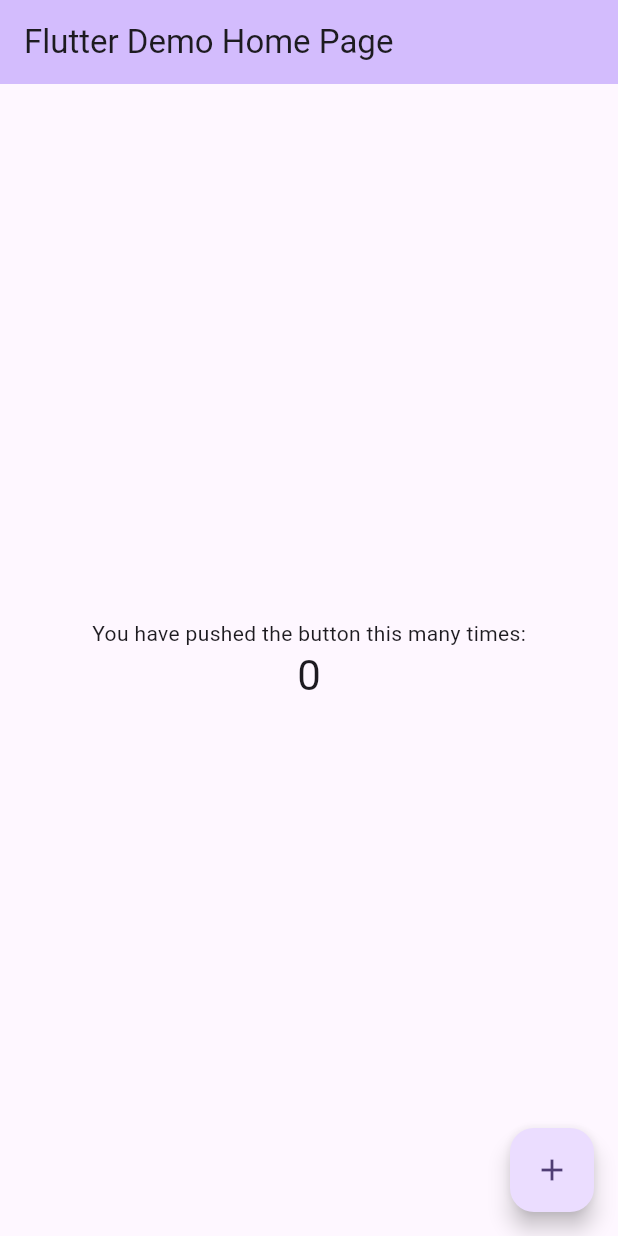
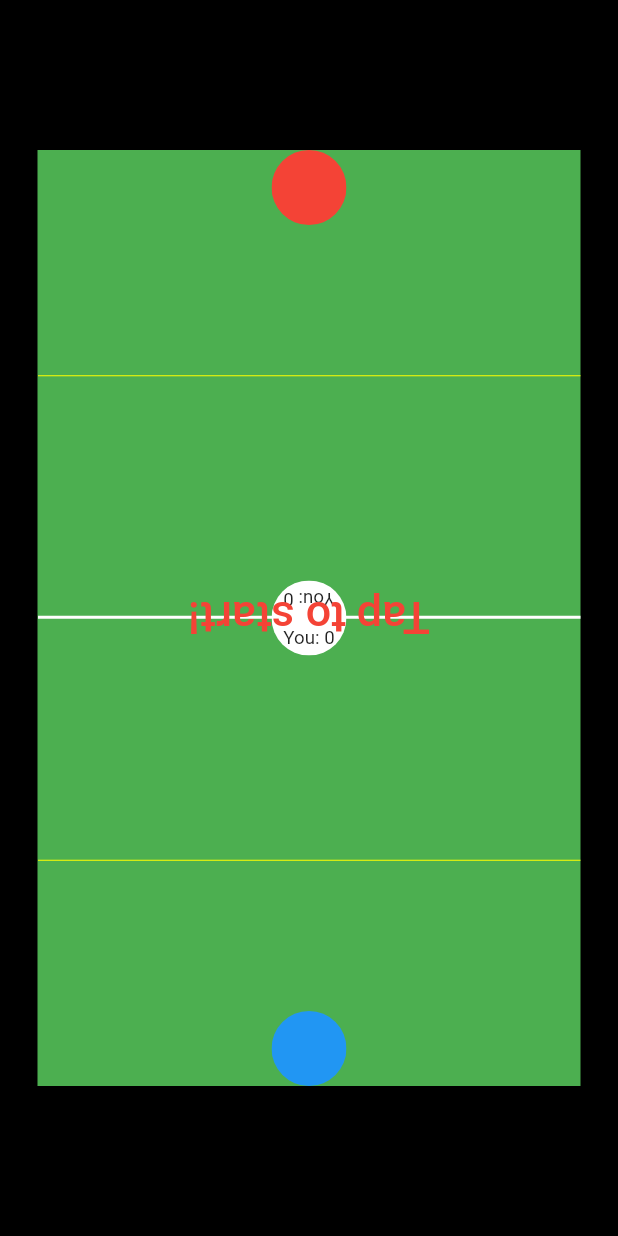
Before and after one commit to hngx-org/team-hurricane-hockey, a Flutter app: the screen it shows after launch, on a phone screen of 412 x 824 dp. Run offline on Flutter 3.47's test engine with Material 2 defaults, Android fonts, the phone set to English and light mode, and no system bars.

Commit message:
added: starting point

```diff
--- /dev/null
+++ b/lib/constants.dart
@@ -0,0 +1,4 @@
+const playerSize = 50.0;
+const playerRadius = playerSize / 2;
+const ballSize = 50.0;
+const ballRadius = ballSize / 2;
--- a/lib/main.dart
+++ b/lib/main.dart
@@ -1,4 +1,5 @@
 import 'package:flutter/material.dart';
+import 'package:team_hurricane_hockey/screens/home_page.dart';
 
 void main() {
   runApp(const MyApp());
@@ -7,119 +8,17 @@ void main() {
 class MyApp extends StatelessWidget {
   const MyApp({super.key});
 
-  // This widget is the root of your application.
   @override
   Widget build(BuildContext context) {
     return MaterialApp(
-      title: 'Flutter Demo',
+      debugShowCheckedModeBanner: false,
+      title: 'Hurricane Hockey',
       theme: ThemeData(
-        // This is the theme of your application.
-        //
-        // TRY THIS: Try running your application with "flutter run". You'll see
-        // the application has a blue toolbar. Then, without quitting the app,
-        // try changing the seedColor in the colorScheme below to Colors.green
-        // and then invoke "hot reload" (save your changes or press the "hot
-        // reload" button in a Flutter-supported IDE, or press "r" if you used
-        // the command line to start the app).
-        //
-        // Notice that the counter didn't reset back to zero; the application
-        // state is not lost during the reload. To reset the state, use hot
-        // restart instead.
-        //
-        // This works for code too, not just values: Most code changes can be
-        // tested with just a hot reload.
-        colorScheme: ColorScheme.fromSeed(seedColor: Colors.deepPurple),
-        useMaterial3: true,
+        primarySwatch: Colors.blue,
+        dividerColor: Colors.yellowAccent,
+        dividerTheme: const DividerThemeData(space: 1),
       ),
-      home: const MyHomePage(title: 'Flutter Demo Home Page'),
+      home: const MyHomePage(),
     );
   }
 }
-
-class MyHomePage extends StatefulWidget {
-  const MyHomePage({super.key, required this.title});
-
-  // This widget is the home page of your application. It is stateful, meaning
-  // that it has a State object (defined below) that contains fields that affect
-  // how it looks.
-
-  // This class is the configuration for the state. It holds the values (in this
-  // case the title) provided by the parent (in this case the App widget) and
-  // used by the build method of the State. Fields in a Widget subclass are
-  // always marked "final".
-
-  final String title;
-
-  @override
-  State<MyHomePage> createState() => _MyHomePageState();
-}
-
-class _MyHomePageState extends State<MyHomePage> {
-  int _counter = 0;
-
-  void _incrementCounter() {
-    setState(() {
-      // This call to setState tells the Flutter framework that something has
-      // changed in this State, which causes it to rerun the build method below
-      // so that the display can reflect the updated values. If we changed
-      // _counter without calling setState(), then the build method would not be
-      // called again, and so nothing would appear to happen.
-      _counter++;
-    });
-  }
-
-  @override
-  Widget build(BuildContext context) {
-    // This method is rerun every time setState is called, for instance as done
-    // by the _incrementCounter method above.
-    //
-    // The Flutter framework has been optimized to make rerunning build methods
-    // fast, so that you can just rebuild anything that needs updating rather
-    // than having to individually change instances of widgets.
-    return Scaffold(
-      appBar: AppBar(
-        // TRY THIS: Try changing the color here to a specific color (to
-        // Colors.amber, perhaps?) and trigger a hot reload to see the AppBar
-        // change color while the other colors stay the same.
-        backgroundColor: Theme.of(context).colorScheme.inversePrimary,
-        // Here we take the value from the MyHomePage object that was created by
-        // the App.build method, and use it to set our appbar title.
-        title: Text(widget.title),
-      ),
-      body: Center(
-        // Center is a layout widget. It takes a single child and positions it
-        // in the middle of the parent.
-        child: Column(
-          // Column is also a layout widget. It takes a list of children and
-          // arranges them vertically. By default, it sizes itself to fit its
-          // children horizontally, and tries to be as tall as its parent.
-          //
-          // Column has various properties to control how it sizes itself and
-          // how it positions its children. Here we use mainAxisAlignment to
-          // center the children vertically; the main axis here is the vertical
-          // axis because Columns are vertical (the cross axis would be
-          // horizontal).
-          //
-          // TRY THIS: Invoke "debug painting" (choose the "Toggle Debug Paint"
-          // action in the IDE, or press "p" in the console), to see the
-          // wireframe for each widget.
-          mainAxisAlignment: MainAxisAlignment.center,
-          children: <Widget>[
-            const Text(
-              'You have pushed the button this many times:',
-            ),
-            Text(
-              '$_counter',
-              style: Theme.of(context).textTheme.headlineMedium,
-            ),
-          ],
-        ),
-      ),
-      floatingActionButton: FloatingActionButton(
-        onPressed: _incrementCounter,
-        tooltip: 'Increment',
-        child: const Icon(Icons.add),
-      ), // This trailing comma makes auto-formatting nicer for build methods.
-    );
-  }
-}
--- /dev/null
+++ b/lib/models/player.dart
@@ -0,0 +1,24 @@
+import 'package:flutter/material.dart';
+import 'package:team_hurricane_hockey/constants.dart';
+
+
+
+class Player {
+  double left = 0;
+  double right = 0;
+  double top = 0;
+  double bottom = 0;
+  double centerX = 0;
+  double centerY = 0;
+  double shotX = 0;
+  double shotY = 0;
+  int score = 0;
+  final String name;
+  final double size = playerSize;
+  final Color color;
+
+  Player({
+    required this.name,
+    required this.color,
+  });
+}
--- /dev/null
+++ b/lib/models/puck.dart
@@ -0,0 +1,22 @@
+import 'package:flutter/material.dart';
+import 'package:team_hurricane_hockey/constants.dart';
+
+class Puck {
+  double left = 0;
+  double right = 0;
+  double top = 0;
+  double bottom = 0;
+  double centerX = 0;
+  double centerY = 0;
+  double shotX = 0;
+  double shotY = 0;
+  int score = 0;
+  final String name;
+  final double size = playerSize;
+  final Color color;
+
+  Puck({
+    required this.name,
+    required this.color,
+  });
+}
--- /dev/null
+++ b/lib/screens/home_page.dart
@@ -0,0 +1,349 @@
+import 'dart:math';
+
+import 'package:flutter/material.dart';
+import 'package:flutter/services.dart';
+import 'package:team_hurricane_hockey/constants.dart';
+import 'package:team_hurricane_hockey/models/player.dart';
+import 'package:team_hurricane_hockey/models/puck.dart';
+import 'package:team_hurricane_hockey/screens/widgets/player.dart';
+
+class MyHomePage extends StatefulWidget {
+  const MyHomePage({Key? key}) : super(key: key);
+
+  @override
+  State<MyHomePage> createState() => _MyHomePageState();
+}
+
+class _MyHomePageState extends State<MyHomePage> {
+  // player 1 & 2 and ball variables
+  Player player1 = Player(color: Colors.red, name: "red");
+  Player player2 = Player(name: "blue", color: Colors.blue);
+  Puck ball = Puck(name: "ball", color: Colors.white);
+
+  // ball attributes
+  late double xSpeed;
+  late double ySpeed;
+
+  // table attributes
+  late final double tableHeight;
+  late final double tableWidth;
+
+  // Start text attributes
+  String textStart = 'Tap to start!';
+  final textStartHeight = 120.0;
+  final textStartWidth = 480.0;
+  double textStartFontSize = 30.0;
+  late final double textStartTop;
+  late final double textStartLeft;
+
+  // global attributes
+  late String turn;
+  bool gameIsStarted = false;
+  bool gameIsFinished = false;
+  bool showStartText = true;
+  late double distanceBall2P1;
+  late double distanceBall2P2;
+  int gameEndsAt = 10;
+
+  double pythagoras(double a, double b) {
+    return sqrt(pow(a, 2).toDouble() + pow(b, 2).toDouble());
+  }
+
+  void nextRound(String player) {
+    player == player1.name ? player1.score++ : player2.score++;
+    turn = player == player1.name ? player2.name : player1.name;
+    xSpeed = 0;
+    ySpeed = 0;
+    showStartText = true;
+    if (player1.score == gameEndsAt) {
+      textStart = "${player1.name} Wins";
+      textStartFontSize *= 2;
+      turn = player1.name;
+      gameIsFinished = true;
+    } else if (player2.score == gameEndsAt) {
+      textStart = "${player2.name} Wins";
+      textStartFontSize *= 2;
+      turn = player2.name;
+      gameIsFinished = true;
+    }
+    ball.left = (tableWidth / 2) - ballRadius;
+    ball.top = (tableHeight / 2) - ballRadius;
+  }
+
+  void doTheMathWork() {
+    player1.right = player1.left + playerSize;
+    player1.bottom = player1.top + playerSize;
+    player1.centerX = player1.left + playerRadius;
+    player1.centerY = player1.top + playerRadius;
+    player2.right = player2.left + playerSize;
+    player2.bottom = player2.top + playerSize;
+    player2.centerX = player2.left + playerRadius;
+    player2.centerY = player2.top + playerRadius;
+    ball.right = ball.left + ball.size;
+    ball.bottom = ball.top + ball.size;
+    ball.centerX = ball.left + ballRadius;
+    ball.centerY = ball.top + ballRadius;
+    distanceBall2P1 = pythagoras(
+        ball.centerX - player1.centerX, ball.centerY - player1.centerY);
+    distanceBall2P2 = pythagoras(
+        ball.centerX - player2.centerX, ball.centerY - player2.centerY);
+
+    // Player1 (top player) calculations
+    if (distanceBall2P1 <= playerRadius + ballRadius) {
+      xSpeed =
+          (ball.centerX - player1.centerX) / (ball.centerY - player1.centerY);
+      if (player1.shotX != 0) {
+        xSpeed = 5 * player1.shotX;
+        ySpeed = 5 * player1.shotY;
+      }
+      xSpeed = xSpeed > 10 ? 10 : xSpeed;
+      ySpeed = 1 / xSpeed.abs();
+      ySpeed = ySpeed > 5 ? 5 : ySpeed;
+    }
+
+    // Player2 (bottom player) calculations
+    else if (distanceBall2P2 <= playerRadius + ballRadius) {
+      xSpeed =
+          -(ball.centerX - player2.centerX) / (ball.centerY - player2.centerY);
+      if (player2.shotX != 0) {
+        xSpeed = 5 * player2.shotX;
+        ySpeed = 5 * player2.shotY;
+      }
+      xSpeed = xSpeed < -10 ? -10 : xSpeed;
+      ySpeed = -1 / xSpeed.abs();
+      ySpeed = ySpeed < (-5) ? (-5) : ySpeed;
+    }
+  }
+
+  // AI Logic for player2 (defending its house)
+  void defendGoal() {
+    // Calculate the desired defensive position for player2.
+    double desiredX = ball.centerX;
+
+    // Adjust desiredX to stay within the game table boundaries.
+    desiredX = desiredX < player2.size / 2
+        ? player2.size / 2
+        : desiredX > tableWidth - player2.size / 2
+            ? tableWidth - player2.size / 2
+            : desiredX;
+
+    // Move player2 towards the desiredX position.
+    if (player2.centerX < desiredX) {
+      player2.left += 3.0; // Adjust the speed of player2's movement.
+    } else if (player2.centerX > desiredX) {
+      player2.left -= 3.0; // Adjust the speed of player2's movement.
+    }
+
+    // Ensure player2 stays within the horizontal boundaries.
+    player2.left = player2.left < 0 ? 0 : player2.left;
+    player2.left = player2.left > (tableWidth - player2.size)
+        ? (tableWidth - player2.size)
+        : player2.left;
+
+    setState(() {}); // Update the UI to reflect player2's new position.
+  }
+
+  @override
+  Widget build(BuildContext context) {
+    SystemChrome.setPreferredOrientations([
+      DeviceOrientation.portraitUp,
+    ]);
+    double sWidth = MediaQuery.of(context).size.width;
+    double sHeight = MediaQuery.of(context).size.height;
+
+    if (!gameIsStarted) {
+      player1.score = 0;
+      player2.score = 0;
+      tableWidth = sWidth - playerSize;
+      tableHeight = sHeight - 4 * playerSize;
+      player1.left = tableWidth / 2 - playerRadius;
+      player1.top = 0;
+      player2.left = tableWidth / 2 - playerRadius;
+      player2.top = tableHeight - playerSize;
+      textStartLeft = tableWidth / 2 - textStartWidth / 2;
+      textStartTop = tableHeight / 2 - textStartHeight / 2;
+      ball.left = tableWidth / 2 - ballRadius;
+      ball.top = tableHeight / 2 - ballRadius;
+      turn = Random().nextBool() ? player1.name : player2.name;
+      gameIsStarted = true;
+    } else {
+      defendGoal();
+    }
+
+    return SafeArea(
+      child: Scaffold(
+        backgroundColor: Colors.black,
+        body: Center(
+          child: Container(
+            color: Colors.green,
+            width: tableWidth,
+            height: tableHeight,
+            child: Stack(
+              children: [
+                // The table which is stateless and does not move
+                const Positioned(
+                  child: Column(
+                    children: [
+                      SizedBox(
+                        height: playerSize * 3,
+                      ),
+                      Divider(),
+                      Expanded(child: SizedBox()),
+                      Divider(color: Colors.white, thickness: 2),
+                      Expanded(child: SizedBox()),
+                      Divider(),
+                      SizedBox(
+                        height: playerSize * 3,
+                      ),
+                    ],
+                  ),
+                ),
+
+                // player1 (top player)
+                !gameIsFinished
+                    ? Positioned(
+                        left: player1.left,
+                        top: player1.top,
+                        child: GestureDetector(
+                          onPanUpdate: (details) {
+                            player1.left += details.delta.dx;
+                            player1.left = player1.left > 0 ? player1.left : 0;
+                            player1.left =
+                                player1.left < (tableWidth - playerSize)
+                                    ? player1.left
+                                    : (tableWidth - playerSize);
+                            player1.shotX = details.delta.dx;
+                            player1.top += details.delta.dy;
+                            player1.top = player1.top > 0 ? player1.top : 0;
+                            player1.top = player1.top < playerSize * 2
+                                ? player1.top
+                                : playerSize * 2;
+                            player1.shotY = details.delta.dy;
+                            setState(() {});
+                          },
+                          onPanEnd: (details) {
+                            player1.shotX = 0;
+                            player1.shotY = 0;
+                            setState(() {});
+                          },
+                          child: PlayerChip(player: player1),
+                        ),
+                      )
+                    : const SizedBox(),
+
+                // player2 (bottom player)
+                !gameIsFinished
+                    ? Positioned(
+                        left: player2.left,
+                        top: player2.top,
+                        child: PlayerChip(
+                            player:
+                                player2), // Player2 is now controlled by AI.
+                      )
+                    : const SizedBox(),
+
+                // ball and the inside text
+                !gameIsFinished
+                    ? Positioned(
+                        left: ball.left,
+                        top: ball.top,
+                        child: ClipRRect(
+                          borderRadius: BorderRadius.circular(ballRadius),
+                          child: Container(
+                            width: ballSize,
+                            height: ballSize,
+                            color: ball.color,
+                            child: Visibility(
+                              visible: showStartText,
+                              child: Column(
+                                mainAxisAlignment:
+                                    MainAxisAlignment.spaceAround,
+                                children: [
+                                  RotatedBox(
+                                    quarterTurns: 2,
+                                    child: Text(
+                                      "You: ${player1.score}",
+                                      style: const TextStyle(
+                                        fontSize: ballSize / 4,
+                                      ),
+                                    ),
+                                  ),
+                                  Text(
+                                    "You: ${player2.score}",
+                                    style: const TextStyle(
+                                      fontSize: ballSize / 4,
+                                    ),
+                                  ),
+                                ],
+                              ),
+                            ),
+                          ),
+                        ),
+                      )
+                    : const SizedBox(),
+
+                // text and tapping to start
+                Positioned(
+                  width: textStartWidth,
+                  height: textStartHeight,
+                  left: textStartLeft,
+                  top: textStartTop,
+                  child: Center(
+                    child: Visibility(
+                      visible: showStartText,
+                      child: TextButton(
+                        child: RotatedBox(
+                          quarterTurns: turn == player1.name ? 2 : 0,
+                          child: Text(
+                            textStart,
+                            style: TextStyle(
+                                fontSize: textStartFontSize,
+                                color: turn == player1.name
+                                    ? player1.color
+                                    : player2.color),
+                          ),
+                        ),
+                        onPressed: () async {
+                          if (gameIsFinished) {
+                            return;
+                          }
+                          xSpeed = Random().nextBool()
+                              ? (Random().nextInt(2) + 1).toDouble()
+                              : -(Random().nextInt(2) + 1).toDouble();
+                          ySpeed = turn == player1.name
+                              ? (Random().nextInt(1) + 1).toDouble()
+                              : -(Random().nextInt(1) + 1).toDouble();
+                          showStartText = false;
+                          do {
+                            ball.left += xSpeed;
+                            ball.top += ySpeed;
+                            if (ball.left > tableWidth - ballSize) {
+                              xSpeed = (-1) * (xSpeed.abs());
+                            } else if (ball.left <= 0) {
+                              xSpeed = xSpeed.abs();
+                            }
+                            if (ball.top > tableHeight - ballSize / 3) {
+                              nextRound(player1.name);
+                              break;
+                            } else if (ball.top <= 0 - ballSize * 2 / 3) {
+                              nextRound(player2.name);
+                              break;
+                            }
+                            doTheMathWork();
+                            await Future.delayed(
+                                const Duration(milliseconds: 1));
+                            setState(() {});
+                          } while (true);
+                        },
+                      ),
+                    ),
+                  ),
+                ),
+              ],
+            ),
+          ),
+        ),
+      ),
+    );
+  }
+}
--- /dev/null
+++ b/lib/screens/widgets/player.dart
@@ -0,0 +1,20 @@
+import 'package:flutter/material.dart';
+import 'package:team_hurricane_hockey/constants.dart';
+import 'package:team_hurricane_hockey/models/player.dart';
+
+class PlayerChip extends StatelessWidget {
+  const PlayerChip({super.key, required this.player});
+  final Player player;
+
+  @override
+  Widget build(BuildContext context) {
+    return ClipRRect(
+      borderRadius: BorderRadius.circular(playerRadius),
+      child: Container(
+        width: player.size,
+        height: player.size,
+        color: player.color,
+      ),
+    );
+  }
+}
```
Also changed, not shown: lib/screens/widgets/puck.dart (added, +20 -0 lines).
